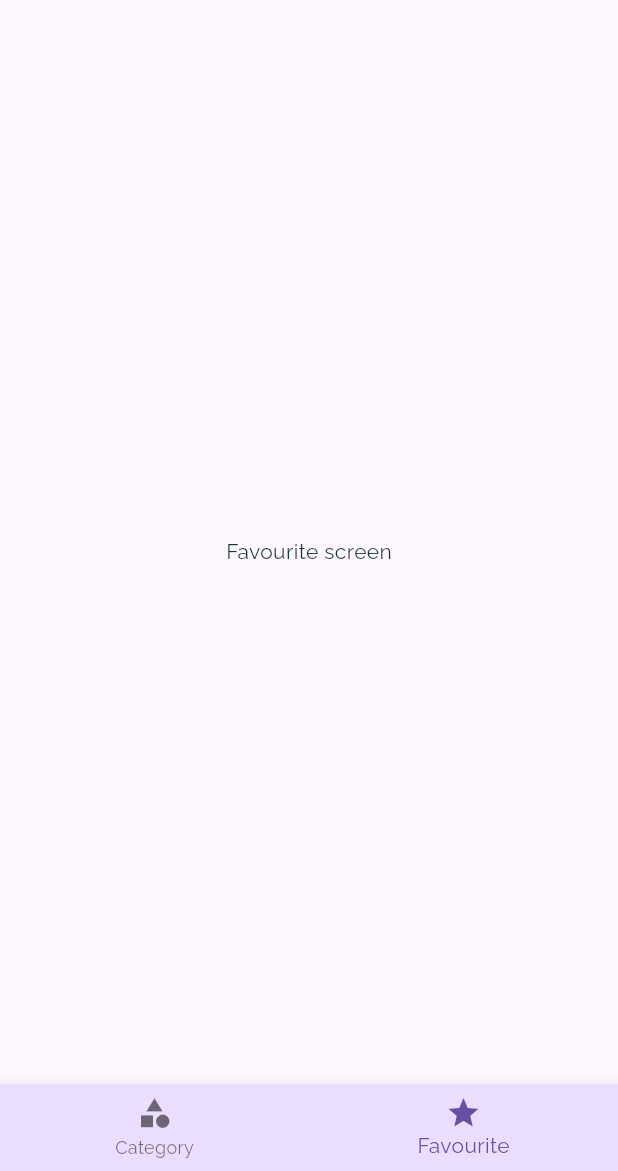
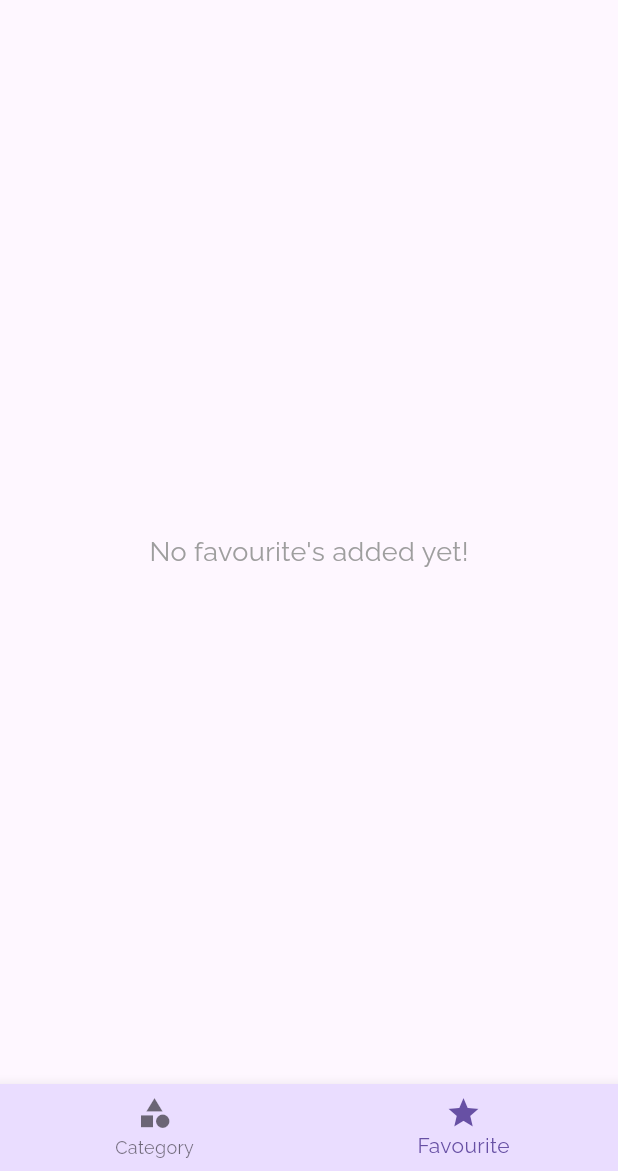
Before and after one commit to VISHALCHAND007/Meals-app, a Flutter app: the screen it shows after launch, item 2 of the bottom bar chosen, on a phone screen of 412 x 824 dp, the part 65-1236 px from its top. Run offline on Flutter 3.47's test engine with Material 3 defaults, Android fonts, the phone set to English and light mode, and no system bars.

Commit message:
Completed the favourite screen work and some other changes like showing not found widget when a category has nothing to show etc.

```diff
--- a/lib/main.dart
+++ b/lib/main.dart
@@ -17,9 +17,15 @@ class _MyMealsApp extends StatefulWidget {
 }
 
 class _MyMealsAppState extends State<_MyMealsApp> {
-  Filter filters = Filter(isGlutenFree: false, isLactoseFree: false, isVegetarian: false, isVegan: false);
+  Filter filters = Filter(
+    isGlutenFree: false,
+    isLactoseFree: false,
+    isVegetarian: false,
+    isVegan: false,
+  );
 
   List<Meal> _availableMeals = DUMMY_MEALS;
+  List<Meal> _favouriteMeals = [];
 
   void setFilters(Filter newFilters) {
     setState(() {
@@ -27,21 +33,43 @@ class _MyMealsAppState extends State<_MyMealsApp> {
       filters = newFilters;
 
       _availableMeals = DUMMY_MEALS.where((meal) {
-        if(filters.isGlutenFree && !meal.isGlutenFree) {
+        if (filters.isGlutenFree && !meal.isGlutenFree) {
           return false;
         }
-        if(filters.isLactoseFree && !meal.isLactoseFree) {
+        if (filters.isLactoseFree && !meal.isLactoseFree) {
           return false;
         }
-        if(filters.isVegan && !meal.isVegan) {
+        if (filters.isVegan && !meal.isVegan) {
           return false;
         }
-        if(filters.isVegetarian && !meal.isVegetarian) {
+        if (filters.isVegetarian && !meal.isVegetarian) {
           return false;
         }
         return true;
       }).toList();
     });
+  }
+
+  bool _isFavourite(String mealId) {
+    return _favouriteMeals.any((meal) => meal.id == mealId);
+  }
+
+  void _toggleFavourite(String mealId) {
+    final itemId = _favouriteMeals.indexWhere((meal) => meal.id == mealId);
+
+    if (itemId == -1) {
+      // no favourite found
+      //adding
+      setState(() {
+        _favouriteMeals.add(DUMMY_MEALS.firstWhere((meal) => meal.id == mealId));
+      });
+    } else {
+      //favourite found
+      //removing
+      setState(() {
+        _favouriteMeals.removeAt(itemId);
+      });
+    }
   }
 
   @override
@@ -70,10 +98,15 @@ class _MyMealsAppState extends State<_MyMealsApp> {
       ),
       // home: const CategoryScreen(),
       routes: {
-        "/": (ctx) => TabScreen(),
-        CategoryMealsScreen.routeName: (ctx) => CategoryMealsScreen(availableMeals: _availableMeals,),
-        MealDetailsScreen.routeName: (ctx) => MealDetailsScreen(),
-        FilterScreen.routeName: (ctx) => FilterScreen(setFilters: setFilters,filters: filters,),
+        "/": (ctx) => TabScreen(favouriteMeals: _favouriteMeals),
+        CategoryMealsScreen.routeName: (ctx) =>
+            CategoryMealsScreen(availableMeals: _availableMeals),
+        MealDetailsScreen.routeName: (ctx) => MealDetailsScreen(
+          isFavourite: _isFavourite,
+          toggleFavourite: _toggleFavourite,
+        ),
+        FilterScreen.routeName: (ctx) =>
+            FilterScreen(setFilters: setFilters, filters: filters),
       },
       onGenerateRoute: (settings) {
         //called if a route is not registered in routes
--- a/lib/screens/favourite_screen.dart
+++ b/lib/screens/favourite_screen.dart
@@ -1,10 +1,37 @@
 import 'package:flutter/material.dart';
+import 'package:meals_app/models/meal.dart';
+
+import '../widgets/meal_item.dart';
 
 class FavouriteScreen extends StatelessWidget {
-  const FavouriteScreen({super.key});
+  final List<Meal> favouriteMeals;
+
+  const FavouriteScreen({super.key, required this.favouriteMeals});
 
   @override
   Widget build(BuildContext context) {
-    return Center(child: Text("Favourite screen"));
+    return PopScope(
+      canPop: false,
+      onPopInvokedWithResult: (didPop, result) {
+        Navigator.of(context).pushNamed("/");
+      },
+      child: favouriteMeals.isEmpty
+          ? Center(
+              child: Text(
+                "No favourite's added yet!",
+                style: TextStyle(
+                  color: Colors.grey,
+                  fontSize: 18,
+                  fontWeight: FontWeight.w500,
+                ),
+              ),
+            )
+          : ListView.builder(
+              itemBuilder: (context, ind) {
+                return MealItem(meal: favouriteMeals[ind]);
+              },
+              itemCount: favouriteMeals.length,
+            ),
+    );
   }
 }
--- a/lib/screens/tab_screen.dart
+++ b/lib/screens/tab_screen.dart
@@ -1,5 +1,6 @@
 import 'package:flutter/material.dart';
 import 'package:meals_app/widgets/main_drawer.dart';
+import '../models/meal.dart';
 import '../screens/category_screen.dart';
 import '../screens/favourite_screen.dart';
 
@@ -34,18 +35,29 @@ import '../screens/favourite_screen.dart';
 //   }
 // }
 class TabScreen extends StatefulWidget {
-  const TabScreen({super.key});
+  final List<Meal> favouriteMeals;
+
+  const TabScreen({super.key, required this.favouriteMeals});
 
   @override
   State<TabScreen> createState() => _TabScreenState();
 }
 
 class _TabScreenState extends State<TabScreen> {
-  final List<Map<String, Object>> _pages = [
-    {"page": CategoryScreen(), "title": "Categories"},
-    {"page": FavouriteScreen(), "title": "Favourites"},
-  ];
+  late final List<Map<String, Object>> _pages;
   int selectedTabInd = 0;
+
+  @override
+  void initState() {
+    _pages = [
+      {"page": CategoryScreen(), "title": "Categories"},
+      {
+        "page": FavouriteScreen(favouriteMeals: widget.favouriteMeals),
+        "title": "Favourites",
+      },
+    ];
+    super.initState();
+  }
 
   @override
   Widget build(BuildContext context) {
--- a/pubspec.yaml
+++ b/pubspec.yaml
@@ -60,6 +60,7 @@ flutter:
   # To add assets to your application, add an assets section, like this:
   assets:
       - assets/images/bg.jpg
+      - assets/images/not_found.png
 #      - images/a_dot_ham.jpeg
 
   # An image asset can refer to one or more resolution-specific "variants", see
```
Also changed, not shown: lib/screens/category_meals_screen.dart (+5 -5 lines), lib/screens/meal_details_screen.dart (+14 -6 lines), lib/widgets/meal_item.dart (+4 -3 lines), assets/images/not_found.png (added).
